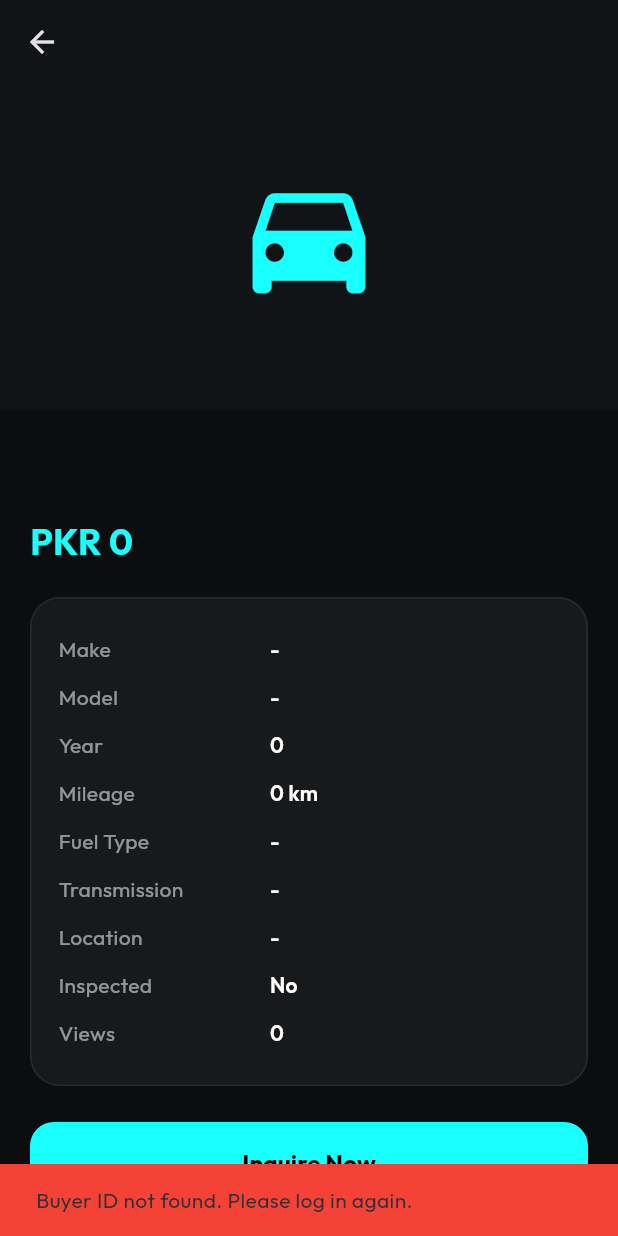
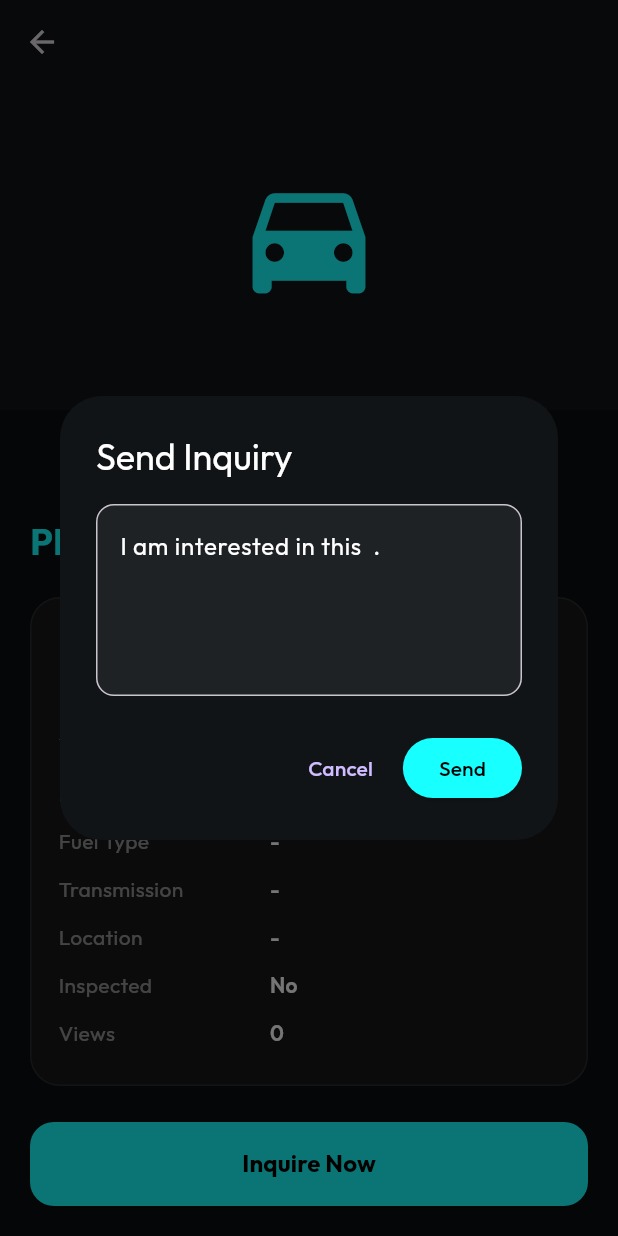
Before and after one commit to iammuhammadhassan/CarAppWithDataBase, a Flutter app: the CarDetailsScreen screen opened directly with empty values, scrolled down 87 dp, after a tap on "Inquire Now", on a phone screen of 412 x 824 dp. Run offline on Flutter 3.47's test engine with Material 3 defaults, Android fonts, the phone set to English and light mode, and no system bars; our stand-ins replace fl_chart, google_fonts, shared_preferences; accounts and stored records are empty.

Commit message:
Enhance inquiry feature: update _handleInquiry method to accept custom message and modify API service to handle optional message parameter

```diff
--- a/lib/screens/car_details_screen.dart
+++ b/lib/screens/car_details_screen.dart
@@ -45,7 +45,7 @@ class _CarDetailsScreenState extends State<CarDetailsScreen> {
     return widget.car.price.toStringAsFixed(0);
   }
 
-  Future<void> _handleInquiry(BuildContext context) async {
+  Future<void> _handleInquiry(BuildContext context, String message) async {
     showDialog(
       context: context,
       barrierDismissible: false,
@@ -69,28 +69,91 @@ class _CarDetailsScreenState extends State<CarDetailsScreen> {
       return;
     }
 
-    bool success = await ApiService().sendInquiry(
+    final success = await ApiService().sendInquiry(
       vehicleId: widget.car.vehicleId,
       sellerId: widget.car.sellerId,
       buyerId: buyerId,
+      message: message,
     );
 
-    Navigator.pop(context); // Remove loading indicator
+    if (Navigator.canPop(context)) {
+      Navigator.pop(context);
+    }
+
+    if (!context.mounted) return;
 
     if (success) {
       ScaffoldMessenger.of(context).showSnackBar(
         const SnackBar(
-          content: Text("✅ Inquiry Sent Successfully!"),
+          content: Text('✅ Inquiry Sent Successfully!'),
           backgroundColor: Colors.green,
         ),
       );
     } else {
       ScaffoldMessenger.of(context).showSnackBar(
         const SnackBar(
-          content: Text("❌ Failed to send inquiry. Try again."),
+          content: Text('❌ Failed to send inquiry. Try again.'),
           backgroundColor: Colors.red,
         ),
       );
+    }
+  }
+
+  Future<void> _showInquiryDialog(BuildContext context) async {
+    final messageController = TextEditingController(
+      text: 'I am interested in this ${widget.car.make} ${widget.car.model}.',
+    );
+
+    try {
+      final message = await showDialog<String>(
+        context: context,
+        barrierDismissible: true,
+        builder: (dialogContext) {
+          return AlertDialog(
+            backgroundColor: const Color(0xFF111417),
+            title: const Text(
+              'Send Inquiry',
+              style: TextStyle(color: Colors.white),
+            ),
+            content: TextField(
+              controller: messageController,
+              maxLines: 4,
+              style: const TextStyle(color: Colors.white),
+              decoration: InputDecoration(
+                hintText: 'Write your custom inquiry message',
+                hintStyle: const TextStyle(color: Colors.white54),
+                filled: true,
+                fillColor: Colors.white.withValues(alpha: 0.06),
+                border: OutlineInputBorder(
+                  borderRadius: BorderRadius.circular(12),
+                ),
+              ),
+            ),
+            actions: [
+              TextButton(
+                onPressed: () => Navigator.pop(dialogContext),
+                child: const Text('Cancel'),
+              ),
+              ElevatedButton(
+                onPressed: () {
+                  Navigator.pop(dialogContext, messageController.text);
+                },
+                style: ElevatedButton.styleFrom(
+                  backgroundColor: Colors.cyanAccent,
+                  foregroundColor: Colors.black,
+                ),
+                child: const Text('Send'),
+              ),
+            ],
+          );
+        },
+      );
+
+      if (!mounted || message == null) return;
+
+      await _handleInquiry(context, message);
+    } finally {
+      messageController.dispose();
     }
   }
 
@@ -185,7 +248,7 @@ class _CarDetailsScreenState extends State<CarDetailsScreen> {
                     width: double.infinity,
                     height: 56,
                     child: ElevatedButton(
-                      onPressed: () => _handleInquiry(context),
+                      onPressed: () => _showInquiryDialog(context),
                       style: ElevatedButton.styleFrom(
                         backgroundColor: Colors.cyanAccent,
                         foregroundColor: Colors.black,
--- a/lib/services/api_service.dart
+++ b/lib/services/api_service.dart
@@ -112,6 +112,7 @@ class ApiService {
     required int vehicleId,
     required int sellerId,
     required int buyerId,
+    String? message,
   }) async {
     try {
       final response = await http.post(
@@ -120,7 +121,9 @@ class ApiService {
           "vehicle_id": vehicleId.toString(),
           "seller_id": sellerId.toString(),
           "buyer_id": buyerId.toString(),
-          "message": "I am interested in this ${DateTime.now()}",
+          "message": message?.trim().isNotEmpty == true
+              ? message!.trim()
+              : "I am interested in this ${DateTime.now()}",
         },
       );
 
```
